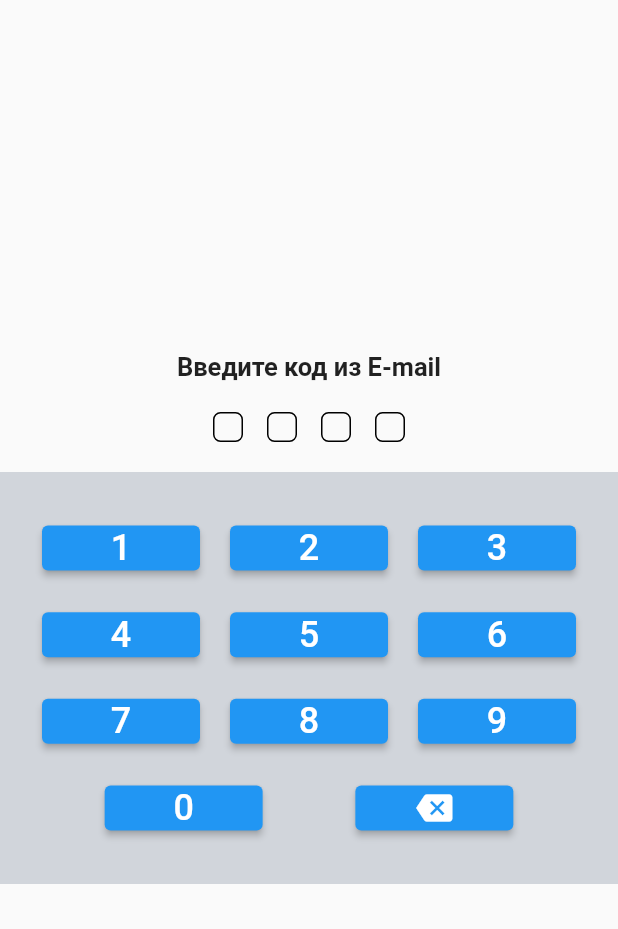
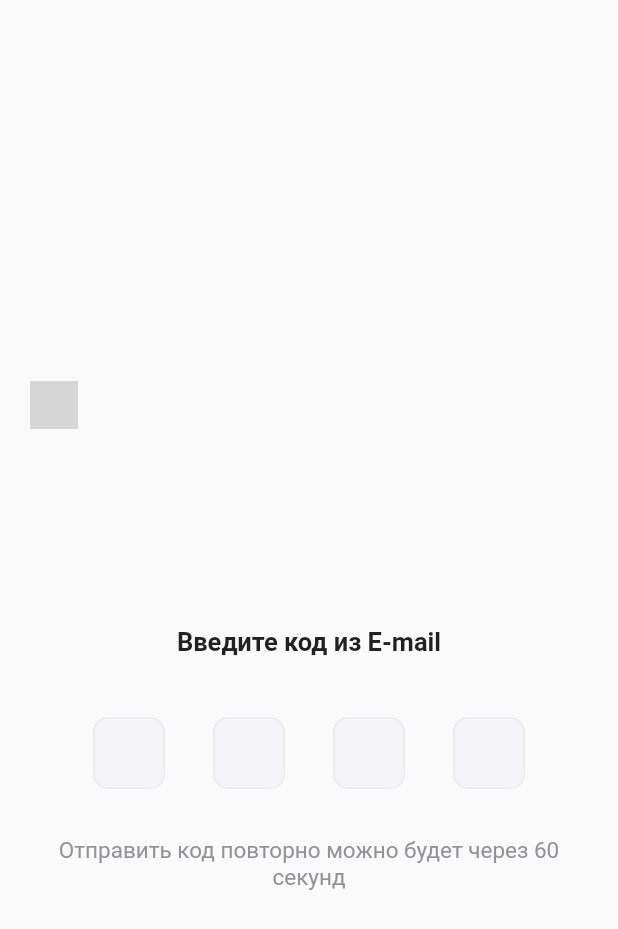
Before and after one commit to LiliaLuSol/flutter, a Flutter app: the fifth_page_code screen opened directly, on a phone screen of 412 x 824 dp. Shown: the top 929 px of the screen. Run offline on Flutter 3.47's test engine with Material 2 defaults, Android fonts, the light colour scheme and no system bars; grey boxes are pictures that could not be loaded.

Commit message:
Добавила 5 и 6 страницу

```diff
--- a/medic/lib/AuthReg.dart
+++ b/medic/lib/AuthReg.dart
@@ -20,7 +20,7 @@ class FourthPageAuState extends State<fourth_page_au> {
       resizeToAvoidBottomInset: false,
       body: Center(
         child: Container(
-          padding: EdgeInsets.symmetric(horizontal: 32.0),
+          padding: EdgeInsets.symmetric(horizontal: 20.0),
           child: Column(
             mainAxisAlignment: MainAxisAlignment.start,
             crossAxisAlignment: CrossAxisAlignment.center,
@@ -81,7 +81,7 @@ class FourthPageAuState extends State<fourth_page_au> {
                       height: 4.0,
                     ),
                     Container(
-                      width: MediaQuery.of(context).size.width - 64,
+                      width: MediaQuery.of(context).size.width - 40,
                       height: 56,
                       decoration: BoxDecoration(
                         color: const Color.fromRGBO(245, 245, 249, 1),
@@ -114,7 +114,7 @@ class FourthPageAuState extends State<fourth_page_au> {
                       height: 27,
                     ),
                     SizedBox(
-                      width: MediaQuery.of(context).size.width - 64,
+                      width: MediaQuery.of(context).size.width - 40,
                       height: 56,
                       child: ElevatedButton(
                         // onPressed: () {
@@ -163,7 +163,7 @@ class FourthPageAuState extends State<fourth_page_au> {
                       height: 15,
                     ),
                     Container(
-                      width: MediaQuery.of(context).size.width - 64,
+                      width: MediaQuery.of(context).size.width - 40,
                       height: 60,
                       color: Colors.white,
                       child: OutlinedButton(
--- a/medic/lib/CodeEmail.dart
+++ b/medic/lib/CodeEmail.dart
@@ -1,75 +1,75 @@
 import 'package:flutter/material.dart';
+import 'package:route/AuthReg.dart';
+import 'package:route/CreatingPassword.dart';
 
-class fifth_page_code extends StatelessWidget {
-  const fifth_page_code({super.key});
+// class fifth_page_code extends StatelessWidget {
+//   const fifth_page_code({super.key});
+
+class fifth_page_code extends StatefulWidget {
+  const fifth_page_code({Key? key}) : super(key: key);
+
+  @override
+  FifthPageCodeState createState() => FifthPageCodeState();
+}
+
+class FifthPageCodeState extends State<fifth_page_code> {
+  int countdown = 60;
+
+  void startCountdown() {
+    Future.delayed(const Duration(seconds: 1), () {
+      if (countdown > 0) {
+        setState(() {
+          countdown--;
+        });
+        startCountdown();
+      }
+    });
+  }
 
   @override
   Widget build(BuildContext context) {
     return Scaffold(
-      body: Center(
+      body: Container(
+        padding: const EdgeInsets.all(20),
         child: Column(
           mainAxisAlignment: MainAxisAlignment.center,
           children: <Widget>[
-            Text(
+            const SizedBox(height: 24),
+            Row(
+              mainAxisAlignment: MainAxisAlignment.start,
+              children: <Widget>[
+                GestureDetector(
+                  onTap: () {
+                    Navigator.push(
+                      context,
+                      MaterialPageRoute(
+                          builder: (context) => const fourth_page_au()),
+                    );
+                  },
+                  child: Image.asset(
+                    'assets/images/Back.png',
+                    width: 32,
+                    height: 32,
+                  ),
+                ),
+              ],
+            ),
+            const SizedBox(height: 132),
+            const Text(
               'Введите код из E-mail',
               style: TextStyle(
                 fontSize: 17,
                 fontWeight: FontWeight.bold,
               ),
             ),
-            SizedBox(height: 20),
-            Row(
-              mainAxisAlignment: MainAxisAlignment.center,
-              children: <Widget>[
-                CodeInputBox(),
-                CodeInputBox(),
-                CodeInputBox(),
-                CodeInputBox(),
-              ],
-            ),
-            SizedBox(height: 20),
-            Container(
-              alignment: Alignment.bottomCenter,
-              height: MediaQuery.of(context).size.height / 3,
-              padding: EdgeInsets.all(8),
-              color: Color.fromRGBO(209, 213, 219, 1),
-              child: Column(
-                mainAxisAlignment: MainAxisAlignment.spaceEvenly,
-                crossAxisAlignment: CrossAxisAlignment.stretch,
-                children: <Widget>[
-                  Row(
-                    mainAxisAlignment: MainAxisAlignment.spaceEvenly,
-                    children: <Widget>[
-                      NumberButton(1),
-                      NumberButton(2),
-                      NumberButton(3),
-                    ],
-                  ),
-                  Row(
-                    mainAxisAlignment: MainAxisAlignment.spaceEvenly,
-                    children: <Widget>[
-                      NumberButton(4),
-                      NumberButton(5),
-                      NumberButton(6),
-                    ],
-                  ),
-                  Row(
-                    mainAxisAlignment: MainAxisAlignment.spaceEvenly,
-                    children: <Widget>[
-                      NumberButton(7),
-                      NumberButton(8),
-                      NumberButton(9),
-                    ],
-                  ),
-                  Row(
-                    mainAxisAlignment: MainAxisAlignment.spaceEvenly,
-                    children: <Widget>[
-                      NumberButton(0),
-                      NumberButton(Icon(Icons.backspace)),
-                    ],
-                  ),
-                ],
-              ),
+            const SizedBox(height: 24),
+            CodeInput(),
+            const SizedBox(height: 16),
+            Text(
+              'Отправить код повторно можно будет через $countdown секунд',
+              style: const TextStyle(
+                  fontSize: 15, color: Color.fromRGBO(147, 147, 150, 1)),
+              textAlign: TextAlign.center,
             ),
           ],
         ),
@@ -78,48 +78,73 @@ class fifth_page_code extends StatelessWidget {
   }
 }
 
-class CodeInputBox extends StatelessWidget {
+class CodeInput extends StatefulWidget {
+  @override
+  _CodeInputState createState() => _CodeInputState();
+}
+
+class _CodeInputState extends State<CodeInput> {
+  List<TextEditingController> controllers = List.generate(
+    4,
+    (index) => TextEditingController(),
+  );
+
+  String combinedText = '';
+
+  @override
+  void initState() {
+    super.initState();
+    for (int i = 0; i < controllers.length; i++) {
+      controllers[i].addListener(() {
+        setState(() {
+          combinedText =
+              controllers.map((controller) => controller.text).join();
+        });
+        if (combinedText.length == 4) {
+          Navigator.of(context).push(MaterialPageRoute(
+              builder: (context) => const sixth_page_password()));
+        }
+      });
+    }
+  }
+
+  void moveToNextField(int currentIndex) {
+    if (currentIndex < controllers.length - 1) {
+      FocusScope.of(context).nextFocus();
+    }
+  }
+
   @override
   Widget build(BuildContext context) {
-    return Container(
-      width: 20,
-      height: 20,
-      margin: EdgeInsets.symmetric(horizontal: 8),
-      decoration: BoxDecoration(
-        border: Border.all(color: Colors.black),
-        borderRadius: BorderRadius.circular(5),
-      ),
-      alignment: Alignment.center,
-      child: Text(
-        '', // Здесь может быть цифра, которую вводит пользователь
-        style: TextStyle(fontSize: 20),
-      ),
+    return Row(
+      mainAxisAlignment: MainAxisAlignment.center,
+      children: [
+        for (int i = 0; i < 4; i++)
+          Container(
+            width: 48,
+            height: 48,
+            margin: const EdgeInsets.all(16),
+            decoration: BoxDecoration(
+              borderRadius: BorderRadius.circular(10),
+              border: Border.all(color: const Color.fromRGBO(235, 235, 235, 1)),
+              color: const Color.fromRGBO(245, 245, 249, 1),
+            ),
+            child: TextField(
+                controller: controllers[i],
+                textAlign: TextAlign.center,
+                keyboardType: TextInputType.number,
+                maxLength: 1,
+                style:
+                    const TextStyle(fontSize: 24, fontWeight: FontWeight.bold),
+                decoration: const InputDecoration(
+                  counterText: "",
+                  border: InputBorder.none,
+                ),
+                onChanged: (_) {
+                  moveToNextField(i);
+                }),
+          ),
+      ],
     );
   }
 }
-class NumberButton extends StatelessWidget {
-  final dynamic content;
-
-  NumberButton(this.content);
-
-  @override
-  Widget build(BuildContext context) {
-    return Container(
-      width: MediaQuery.of(context).size.width / 3 - 32,
-      height: 30,
-      child: ElevatedButton(
-        onPressed: () {
-          // Действие при нажатии кнопки
-        },
-        child: content is int
-            ? Text(
-          content.toString(),
-          style: TextStyle(fontSize: 24),
-        )
-            : content is Widget
-            ? content
-            : SizedBox.shrink(),
-      ),
-    );
-  }
-}
```
